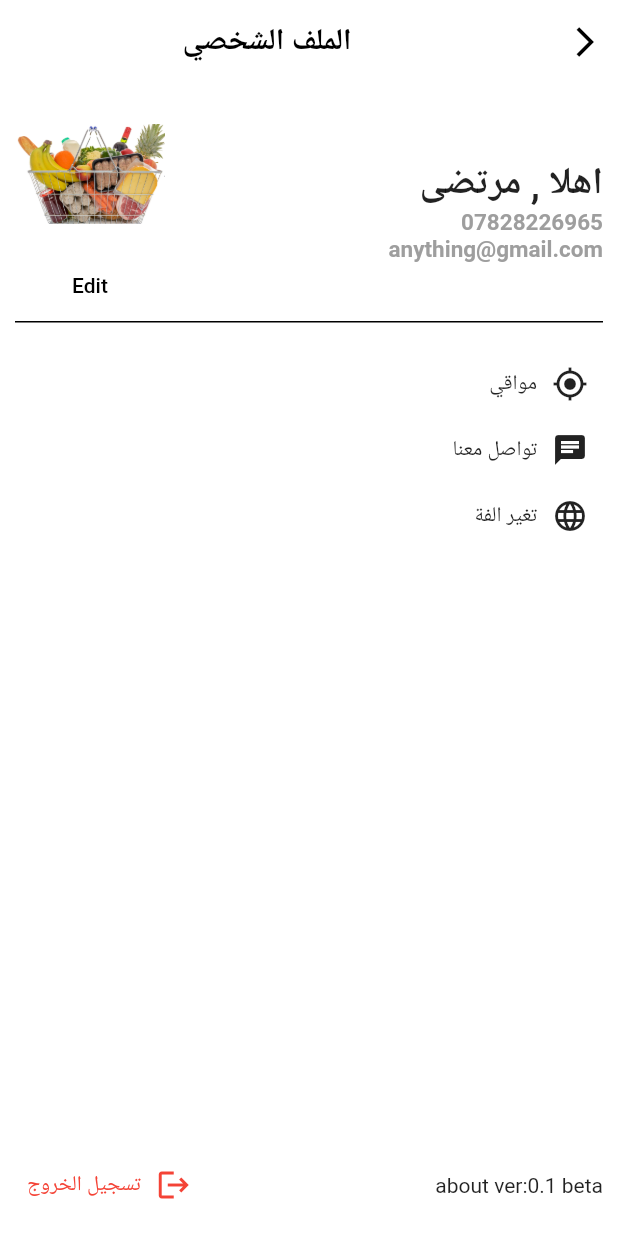
After one commit to HasanIssa9/Stop_and_Shop, a Flutter app: the UserProfile screen opened directly, on a phone screen of 412 x 824 dp. The commit adds this screen. Run offline on Flutter 3.47's test engine with Material 2 defaults, Android fonts, the phone set to English and light mode, and no system bars; our stand-ins replace get, google_nav_bar; network calls fail.

Commit message:
User Profile

```diff
--- a/frontend/lib/Screens/AllScreen/AllScreen.dart
+++ b/frontend/lib/Screens/AllScreen/AllScreen.dart
@@ -4,6 +4,7 @@ import 'package:stop_and_shop/Screens/FavoritesScreen/favorites.dart';
 import 'package:stop_and_shop/Screens/HomeScreen/home_screen.dart';
 
 import '../../style/colors.dart';
+import 'package:stop_and_shop/Screens/UserProfile/UserProfile.dart';
 
 import '../Cart/Cart.dart';
 
@@ -20,6 +21,7 @@ class _AllScreenState extends State<AllScreen> {
     HomePage(),
     Cart(),
     Favorites(),
+    UserProfile(),
   ];
 
   @override
--- /dev/null
+++ b/frontend/lib/Screens/UserProfile/UserProfile.dart
@@ -0,0 +1,138 @@
+import 'package:flutter/material.dart';
+import 'package:flutter/src/foundation/key.dart';
+import 'package:flutter/src/widgets/framework.dart';
+
+import 'package:get/get.dart';
+import 'package:stop_and_shop/style/colors.dart';
+class UserProfile extends StatelessWidget {
+  const UserProfile({Key? key}) : super(key: key);
+
+  @override
+  Widget build(BuildContext context) {
+    return Directionality(textDirection: TextDirection.rtl, child: Scaffold(
+          backgroundColor: Colors.white,
+          appBar: AppBar(
+            backgroundColor: Colors.white,
+            elevation: 0,
+            leading: IconButton(
+              onPressed: () {
+                Get.back();
+              },
+              icon: const Icon(
+                Icons.arrow_back_ios,
+                color: Colors.black,
+              ),
+            ),
+            title:Center(child:  Text(
+              "الملف الشخصي",
+              style: TextStyle(
+                  fontWeight: FontWeight.bold,
+                  fontSize: 20,
+                  color: Colors.black),
+            ),
+          ),),
+        body:Padding(padding: EdgeInsets.all(10),
+        child:  Column(children: [
+          Row(
+            children: [
+             Expanded(child:  Column(
+                crossAxisAlignment: CrossAxisAlignment.start,
+                children: [
+                  Text("اهلا , مرتضى ", style: TextStyle(fontWeight: FontWeight.bold , fontSize: 25 ,),),
+                  Text("07828226965" ,
+                        style: TextStyle(
+                          fontWeight: FontWeight.bold,
+                          fontSize: 15,
+                          color: Colors.grey,
+                        ), ),
+                  Text("anything@gmail.com",
+                        style: TextStyle(
+                          fontWeight: FontWeight.bold,
+                          fontSize: 15,
+                          color: Colors.grey,
+                        ),
+                      )
+                ],
+              ),
+               ),
+
+               Column(
+                      children: [
+                        Container(
+                          width: 100,
+                          height: 100,
+                          decoration: BoxDecoration(
+                            color: Colors.white,
+                            borderRadius: BorderRadius.circular(50),
+                          ),
+                          child: Image.asset("assets/images/img_2.png" ),
+                        ),
+                        TextButton(onPressed: (){}, child: Text("Edit" , style: TextStyle(color: Colors.black),))
+                      ],
+                    ),
+
+            ],
+          ),
+          Container(
+            width: double.infinity,
+            height:1,
+            color: Colors.black,
+          ),
+        Container(
+          padding: EdgeInsets.symmetric(vertical: 29 ,horizontal: 10),
+          child: Expanded(
+                    child: Column(
+                  children: [
+                    GestureDetector(
+                        child: Row(
+                      children: [Icon(Icons.gps_fixed),
+                      SizedBox(width:10),
+                      Text("مواقي")],
+                    )),
+                    SizedBox(height: 20,),
+
+                    GestureDetector(
+                        child: Row(
+                      children: [Icon(Icons.chat  ),
+                      SizedBox(width:10),
+                      Text("تواصل معنا")],
+                    )),
+                    SizedBox(height: 20,),
+
+                    GestureDetector(
+                        child: Row(
+                      children: [Icon(Icons.language),
+                      SizedBox(width:10),
+                      Text("تغير الفة ")],
+                    )),
+                  ],
+                )),
+        ),
+        Expanded(child:
+        Container(
+                alignment: Alignment.bottomCenter,
+                child: Row(children: [
+                  Expanded(
+                    child: Text("about ver:0.1 beta"),
+                  ),
+                  TextButton(
+                      onPressed: () {},
+                      child: Row(
+                        children: [
+                          Icon(Icons.logout, color: Colors.red),
+                          SizedBox(
+                            width: 10,
+                          ),
+                          Text(
+                            "تسجيل الخروج",
+                            style: TextStyle(color: Colors.red),
+                          )
+                        ],
+                      ))
+                ]),
+              ))
+        ]),
+      ),
+        ));
+  }
+}
--- a/frontend/pubspec.yaml
+++ b/frontend/pubspec.yaml
@@ -36,6 +36,7 @@ dependencies:
   # Use with the CupertinoIcons class for iOS style icons.
   cupertino_icons: ^1.0.2
   get: any
+  animated_splash_screen: ^1.3.0
 
 dev_dependencies:
   flutter_test:
@@ -46,8 +47,9 @@ dev_dependencies:
   # package. See that file for information about deactivating specific lint
   # rules and activating additional ones.
   flutter_lints: ^2.0.0
+  # flutter_native_splash: ^2.2.9
+  google_nav_bar: ^5.0.6
 
-  google_nav_bar: ^5.0.6
 
 # For information on the generic Dart part of this file, see the
 # following page: https://dart.dev/tools/pub/pubspec
```
Also changed, not shown: frontend/lib/Screens/SplashScreen/SplashScreen.dart (added, +52 -0 lines), frontend/pubspec.lock.
